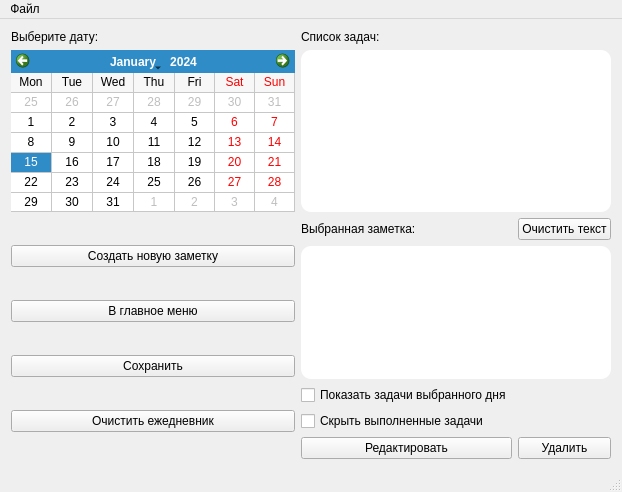
This is Diary_2/diary.ui in fooxer9/Diary as Qt 5 draws it before an edit. The edited form follows.
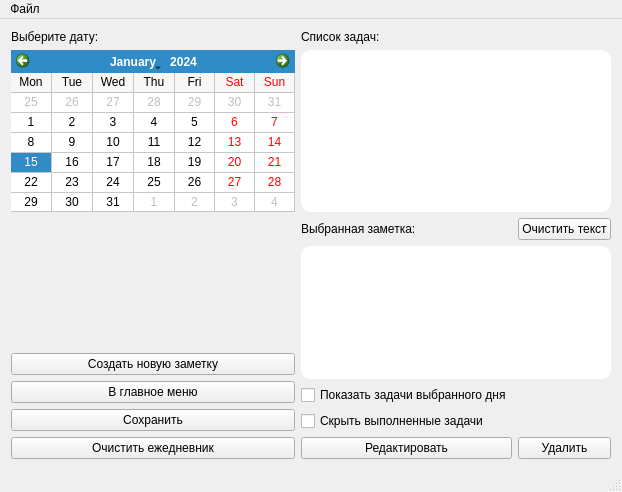
This is the edited form.

Patch:
```diff
--- a/Diary_2/diary.ui
+++ b/Diary_2/diary.ui
@@ -150,7 +150,21 @@
     <item row="1" column="0" rowspan="2">
      <layout class="QGridLayout" name="gridLayout_2">
       <item row="0" column="0">
-       <layout class="QVBoxLayout" name="verticalLayout_2"/>
+       <layout class="QVBoxLayout" name="verticalLayout_2">
+        <item>
+         <spacer name="verticalSpacer">
+          <property name="orientation">
+           <enum>Qt::Vertical</enum>
+          </property>
+          <property name="sizeHint" stdset="0">
+           <size>
+            <width>20</width>
+            <height>40</height>
+           </size>
+          </property>
+         </spacer>
+        </item>
+       </layout>
       </item>
       <item row="4" column="0">
        <widget class="QPushButton" name="saveButton">
```
